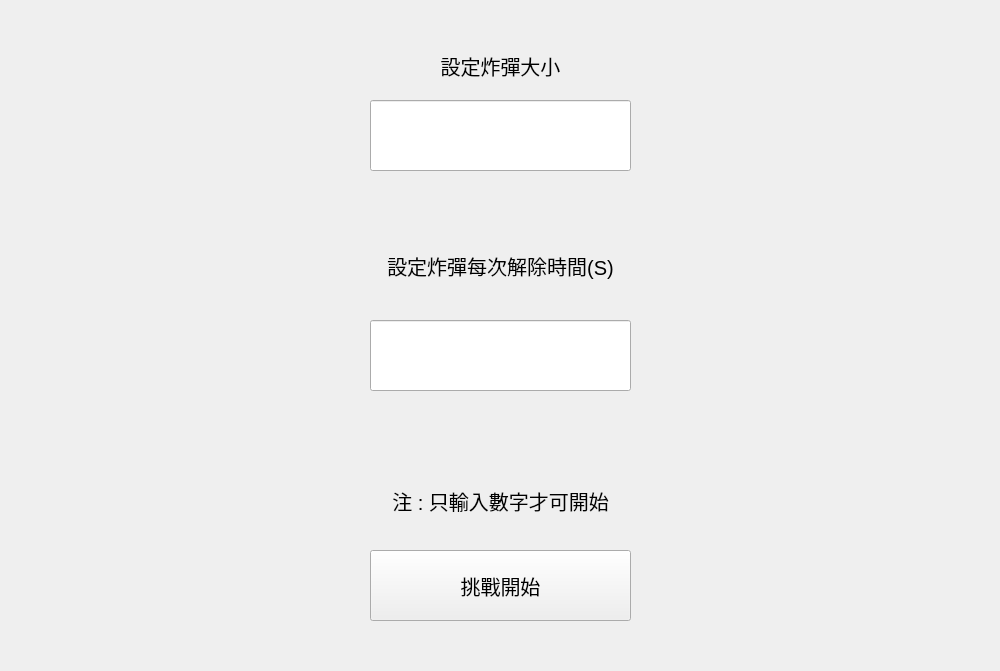
Above: Mini-Games/booom.ui from imghe/Mini-Games before the change. Below: the same form after it.
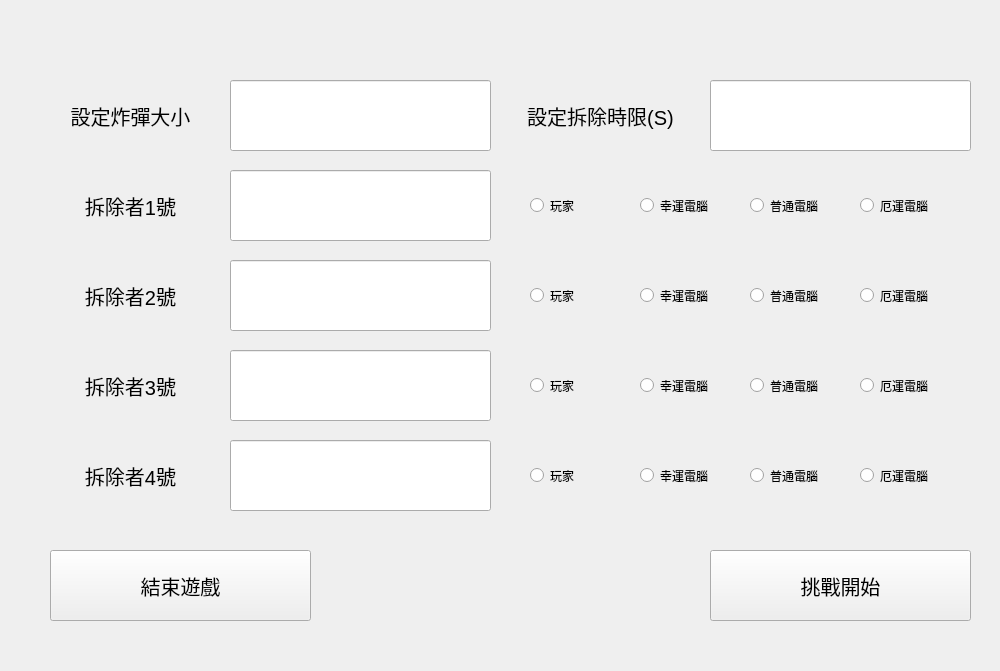
That is the form after the change. The open tabs and pages were chosen to show the change. Icons and pictures are not drawn.

The edit to the form file:
```diff
--- a/Mini-Games/booom.ui
+++ b/Mini-Games/booom.ui
@@ -17,7 +17,7 @@
    <property name="geometry">
     <rect>
      <x>0</x>
-     <y>0</y>
+     <y>10</y>
      <width>1001</width>
      <height>671</height>
     </rect>
@@ -29,8 +29,8 @@
     <widget class="QPushButton" name="BoomGOGO">
      <property name="geometry">
       <rect>
-       <x>370</x>
-       <y>550</y>
+       <x>710</x>
+       <y>540</y>
        <width>261</width>
        <height>71</height>
       </rect>
@@ -47,9 +47,9 @@
     <widget class="QLabel" name="BoomSizeSet">
      <property name="geometry">
       <rect>
-       <x>370</x>
-       <y>30</y>
-       <width>261</width>
+       <x>50</x>
+       <y>70</y>
+       <width>161</width>
        <height>71</height>
       </rect>
      </property>
@@ -68,8 +68,8 @@
     <widget class="QLineEdit" name="BoomSizeKey">
      <property name="geometry">
       <rect>
-       <x>370</x>
-       <y>100</y>
+       <x>230</x>
+       <y>70</y>
        <width>261</width>
        <height>71</height>
       </rect>
@@ -86,9 +86,9 @@
     <widget class="QLabel" name="BoomSecSet">
      <property name="geometry">
       <rect>
-       <x>300</x>
-       <y>230</y>
-       <width>401</width>
+       <x>510</x>
+       <y>70</y>
+       <width>181</width>
        <height>71</height>
       </rect>
      </property>
@@ -98,7 +98,7 @@
       </font>
      </property>
      <property name="text">
-      <string>設定炸彈每次解除時間(S)</string>
+      <string>設定拆除時限(S)</string>
      </property>
      <property name="alignment">
       <set>Qt::AlignCenter</set>
@@ -107,8 +107,8 @@
     <widget class="QLineEdit" name="BoomSecKey">
      <property name="geometry">
       <rect>
-       <x>370</x>
-       <y>320</y>
+       <x>710</x>
+       <y>70</y>
        <width>261</width>
        <height>71</height>
       </rect>
@@ -122,22 +122,435 @@
       <set>Qt::AlignCenter</set>
      </property>
     </widget>
-    <widget class="QLabel" name="BoomWW">
+    <widget class="QRadioButton" name="radioButton_1">
      <property name="geometry">
       <rect>
-       <x>350</x>
-       <y>480</y>
-       <width>301</width>
-       <height>41</height>
+       <x>530</x>
+       <y>170</y>
+       <width>101</width>
+       <height>51</height>
       </rect>
      </property>
+     <property name="text">
+      <string>玩家</string>
+     </property>
+     <attribute name="buttonGroup">
+      <string notr="true">buttonGroup_2</string>
+     </attribute>
+    </widget>
+    <widget class="QRadioButton" name="radioButton_2">
+     <property name="geometry">
+      <rect>
+       <x>640</x>
+       <y>170</y>
+       <width>101</width>
+       <height>51</height>
+      </rect>
+     </property>
+     <property name="text">
+      <string>幸運電腦</string>
+     </property>
+     <attribute name="buttonGroup">
+      <string notr="true">buttonGroup_2</string>
+     </attribute>
+    </widget>
+    <widget class="QRadioButton" name="radioButton_3">
+     <property name="geometry">
+      <rect>
+       <x>750</x>
+       <y>170</y>
+       <width>101</width>
+       <height>51</height>
+      </rect>
+     </property>
+     <property name="text">
+      <string>普通電腦</string>
+     </property>
+     <attribute name="buttonGroup">
+      <string notr="true">buttonGroup_2</string>
+     </attribute>
+    </widget>
+    <widget class="QRadioButton" name="radioButton_4">
+     <property name="geometry">
+      <rect>
+       <x>860</x>
+       <y>170</y>
+       <width>111</width>
+       <height>51</height>
+      </rect>
+     </property>
+     <property name="text">
+      <string>厄運電腦</string>
+     </property>
+     <attribute name="buttonGroup">
+      <string notr="true">buttonGroup_2</string>
+     </attribute>
+    </widget>
+    <widget class="QRadioButton" name="radioButton_5">
+     <property name="geometry">
+      <rect>
+       <x>530</x>
+       <y>260</y>
+       <width>101</width>
+       <height>51</height>
+      </rect>
+     </property>
+     <property name="text">
+      <string>玩家</string>
+     </property>
+     <attribute name="buttonGroup">
+      <string notr="true">buttonGroup_1</string>
+     </attribute>
+    </widget>
+    <widget class="QRadioButton" name="radioButton_6">
+     <property name="geometry">
+      <rect>
+       <x>640</x>
+       <y>260</y>
+       <width>111</width>
+       <height>51</height>
+      </rect>
+     </property>
+     <property name="text">
+      <string>幸運電腦</string>
+     </property>
+     <attribute name="buttonGroup">
+      <string notr="true">buttonGroup_1</string>
+     </attribute>
+    </widget>
+    <widget class="QRadioButton" name="radioButton_7">
+     <property name="geometry">
+      <rect>
+       <x>750</x>
+       <y>260</y>
+       <width>101</width>
+       <height>51</height>
+      </rect>
+     </property>
+     <property name="text">
+      <string>普通電腦</string>
+     </property>
+     <attribute name="buttonGroup">
+      <string notr="true">buttonGroup_1</string>
+     </attribute>
+    </widget>
+    <widget class="QLineEdit" name="playerName_2">
+     <property name="geometry">
+      <rect>
+       <x>230</x>
+       <y>250</y>
+       <width>261</width>
+       <height>71</height>
+      </rect>
+     </property>
      <property name="font">
       <font>
        <pointsize>15</pointsize>
+       <bold>true</bold>
       </font>
      </property>
+     <property name="alignment">
+      <set>Qt::AlignCenter</set>
+     </property>
+    </widget>
+    <widget class="QRadioButton" name="radioButton_8">
+     <property name="geometry">
+      <rect>
+       <x>860</x>
+       <y>260</y>
+       <width>101</width>
+       <height>51</height>
+      </rect>
+     </property>
      <property name="text">
-      <string>注 : 只輸入數字才可開始</string>
+      <string>厄運電腦</string>
+     </property>
+     <attribute name="buttonGroup">
+      <string notr="true">buttonGroup_1</string>
+     </attribute>
+    </widget>
+    <widget class="QRadioButton" name="radioButton_9">
+     <property name="geometry">
+      <rect>
+       <x>530</x>
+       <y>350</y>
+       <width>101</width>
+       <height>51</height>
+      </rect>
+     </property>
+     <property name="text">
+      <string>玩家</string>
+     </property>
+     <attribute name="buttonGroup">
+      <string notr="true">buttonGroup_3</string>
+     </attribute>
+    </widget>
+    <widget class="QRadioButton" name="radioButton_10">
+     <property name="geometry">
+      <rect>
+       <x>640</x>
+       <y>350</y>
+       <width>111</width>
+       <height>51</height>
+      </rect>
+     </property>
+     <property name="text">
+      <string>幸運電腦</string>
+     </property>
+     <attribute name="buttonGroup">
+      <string notr="true">buttonGroup_3</string>
+     </attribute>
+    </widget>
+    <widget class="QRadioButton" name="radioButton_11">
+     <property name="geometry">
+      <rect>
+       <x>750</x>
+       <y>350</y>
+       <width>101</width>
+       <height>51</height>
+      </rect>
+     </property>
+     <property name="text">
+      <string>普通電腦</string>
+     </property>
+     <attribute name="buttonGroup">
+      <string notr="true">buttonGroup_3</string>
+     </attribute>
+    </widget>
+    <widget class="QRadioButton" name="radioButton_12">
+     <property name="geometry">
+      <rect>
+       <x>860</x>
+       <y>350</y>
+       <width>101</width>
+       <height>51</height>
+      </rect>
+     </property>
+     <property name="text">
+      <string>厄運電腦</string>
+     </property>
+     <attribute name="buttonGroup">
+      <string notr="true">buttonGroup_3</string>
+     </attribute>
+    </widget>
+    <widget class="QRadioButton" name="radioButton_13">
+     <property name="geometry">
+      <rect>
+       <x>530</x>
+       <y>440</y>
+       <width>111</width>
+       <height>51</height>
+      </rect>
+     </property>
+     <property name="text">
+      <string>玩家</string>
+     </property>
+     <attribute name="buttonGroup">
+      <string notr="true">buttonGroup_4</string>
+     </attribute>
+    </widget>
+    <widget class="QRadioButton" name="radioButton_14">
+     <property name="geometry">
+      <rect>
+       <x>640</x>
+       <y>440</y>
+       <width>101</width>
+       <height>51</height>
+      </rect>
+     </property>
+     <property name="text">
+      <string>幸運電腦</string>
+     </property>
+     <attribute name="buttonGroup">
+      <string notr="true">buttonGroup_4</string>
+     </attribute>
+    </widget>
+    <widget class="QRadioButton" name="radioButton_15">
+     <property name="geometry">
+      <rect>
+       <x>750</x>
+       <y>440</y>
+       <width>101</width>
+       <height>51</height>
+      </rect>
+     </property>
+     <property name="text">
+      <string>普通電腦</string>
+     </property>
+     <attribute name="buttonGroup">
+      <string notr="true">buttonGroup_4</string>
+     </attribute>
+    </widget>
+    <widget class="QRadioButton" name="radioButton_16">
+     <property name="geometry">
+      <rect>
+       <x>860</x>
+       <y>440</y>
+       <width>101</width>
+       <height>51</height>
+      </rect>
+     </property>
+     <property name="text">
+      <string>厄運電腦</string>
+     </property>
+     <attribute name="buttonGroup">
+      <string notr="true">buttonGroup_4</string>
+     </attribute>
+    </widget>
+    <widget class="QLineEdit" name="playerName_4">
+     <property name="geometry">
+      <rect>
+       <x>230</x>
+       <y>430</y>
+       <width>261</width>
+       <height>71</height>
+      </rect>
+     </property>
+     <property name="font">
+      <font>
+       <pointsize>15</pointsize>
+       <bold>true</bold>
+      </font>
+     </property>
+     <property name="alignment">
+      <set>Qt::AlignCenter</set>
+     </property>
+    </widget>
+    <widget class="QLabel" name="play_1">
+     <property name="geometry">
+      <rect>
+       <x>50</x>
+       <y>160</y>
+       <width>161</width>
+       <height>71</height>
+      </rect>
+     </property>
+     <property name="font">
+      <font>
+       <pointsize>15</pointsize>
+      </font>
+     </property>
+     <property name="text">
+      <string>拆除者1號</string>
+     </property>
+     <property name="alignment">
+      <set>Qt::AlignCenter</set>
+     </property>
+    </widget>
+    <widget class="QLabel" name="play_2">
+     <property name="geometry">
+      <rect>
+       <x>50</x>
+       <y>250</y>
+       <width>161</width>
+       <height>71</height>
+      </rect>
+     </property>
+     <property name="font">
+      <font>
+       <pointsize>15</pointsize>
+      </font>
+     </property>
+     <property name="text">
+      <string>拆除者2號</string>
+     </property>
+     <property name="alignment">
+      <set>Qt::AlignCenter</set>
+     </property>
+    </widget>
+    <widget class="QLabel" name="play_3">
+     <property name="geometry">
+      <rect>
+       <x>50</x>
+       <y>340</y>
+       <width>161</width>
+       <height>71</height>
+      </rect>
+     </property>
+     <property name="font">
+      <font>
+       <pointsize>15</pointsize>
+      </font>
+     </property>
+     <property name="text">
+      <string>拆除者3號</string>
+     </property>
+     <property name="alignment">
+      <set>Qt::AlignCenter</set>
+     </property>
+    </widget>
+    <widget class="QLabel" name="play_4">
+     <property name="geometry">
+      <rect>
+       <x>50</x>
+       <y>430</y>
+       <width>161</width>
+       <height>71</height>
+      </rect>
+     </property>
+     <property name="font">
+      <font>
+       <pointsize>15</pointsize>
+      </font>
+     </property>
+     <property name="text">
+      <string>拆除者4號</string>
+     </property>
+     <property name="alignment">
+      <set>Qt::AlignCenter</set>
+     </property>
+    </widget>
+    <widget class="QPushButton" name="BoomGOEND">
+     <property name="geometry">
+      <rect>
+       <x>50</x>
+       <y>540</y>
+       <width>261</width>
+       <height>71</height>
+      </rect>
+     </property>
+     <property name="font">
+      <font>
+       <pointsize>15</pointsize>
+      </font>
+     </property>
+     <property name="text">
+      <string>結束遊戲</string>
+     </property>
+    </widget>
+    <widget class="QLineEdit" name="playerName_1">
+     <property name="geometry">
+      <rect>
+       <x>230</x>
+       <y>160</y>
+       <width>261</width>
+       <height>71</height>
+      </rect>
+     </property>
+     <property name="font">
+      <font>
+       <pointsize>15</pointsize>
+       <bold>true</bold>
+      </font>
+     </property>
+     <property name="alignment">
+      <set>Qt::AlignCenter</set>
+     </property>
+    </widget>
+    <widget class="QLineEdit" name="playerName_3">
+     <property name="geometry">
+      <rect>
+       <x>230</x>
+       <y>340</y>
+       <width>261</width>
+       <height>71</height>
+      </rect>
+     </property>
+     <property name="font">
+      <font>
+       <pointsize>15</pointsize>
+       <bold>true</bold>
+      </font>
      </property>
      <property name="alignment">
       <set>Qt::AlignCenter</set>
```
Left out of the diff: 12 changed lines with no effect on the pictures.
